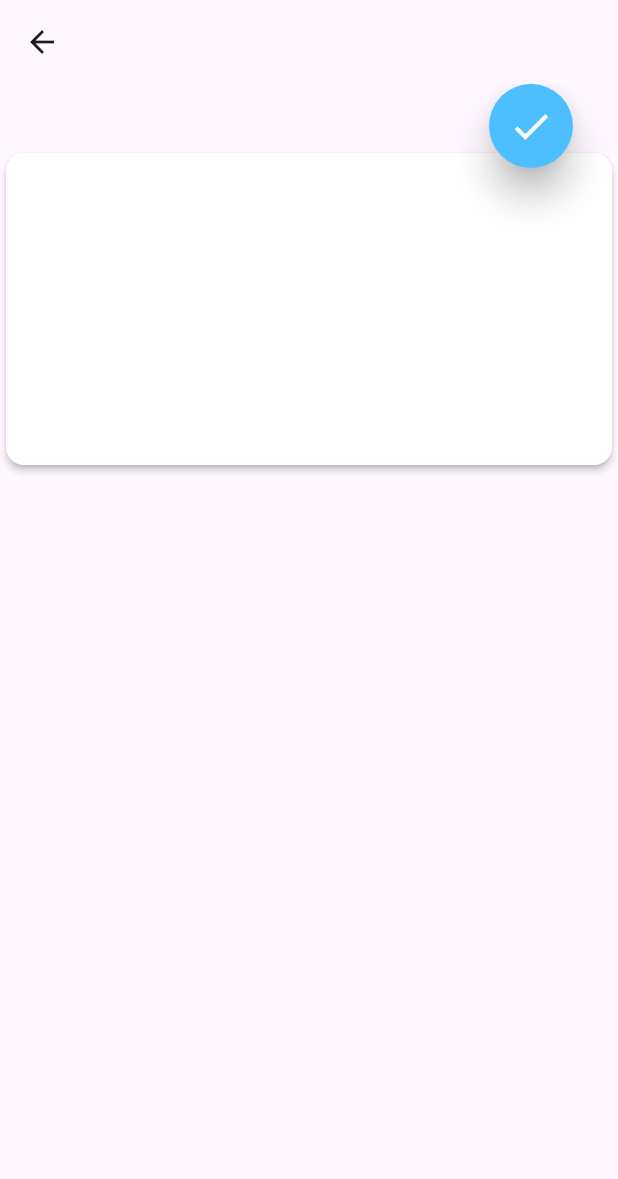
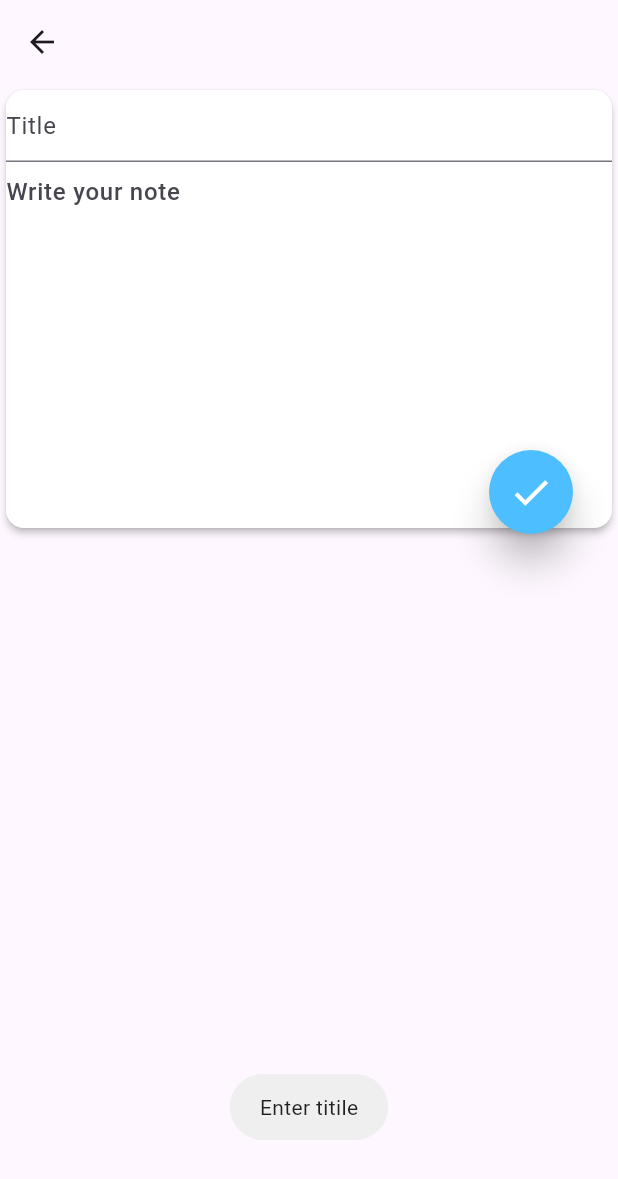
Before and after one commit to Sanjid121/flutter_firebace_note_app, a Flutter app: the AddNote screen opened directly, after a tap on the "check" icon, on a phone screen of 412 x 824 dp. Shown: the top 1179 px of the screen. Run offline on Flutter 3.47's test engine with Material 3 defaults, Android fonts, the phone set to English and light mode, and no system bars; our stand-ins replace cloud_firestore, firebase_auth, firebase_core, fluttertoast, get, google_sign_in and 3 more; accounts and stored records are empty; Roboto replaces fonts that are missing (Urbanist).

Commit message:
problame_

```diff
--- a/lib/DatabaseService/authService.dart
+++ b/lib/DatabaseService/authService.dart
@@ -27,6 +27,6 @@ class AuthService {
 
   Future AuthDataSave(Map<String, dynamic> data, BuildContext ctx) async {
     await db.collection('users').doc().set(data);
-    Navigator.push(ctx, MaterialPageRoute(builder: (_) => NoteHomePage()));
+    Navigator.push(ctx, MaterialPageRoute(builder: (_) => HomePage()));
   }
 }
--- a/lib/controller/contrllerInit.dart
+++ b/lib/controller/contrllerInit.dart
@@ -1,9 +1,12 @@
 import 'package:flutter_firebace1/controller/authController.dart';
+import 'package:flutter_firebace1/controller/note_controlar.dart';
 
 import 'package:get/get.dart';
 
 class ControllerInit {
   static Init() {
     Get.put(Authcontroller());
+    Get.put(NoteControlar());
   }
+
 }
--- /dev/null
+++ b/lib/controller/note_controlar.dart
@@ -0,0 +1,52 @@
+import 'package:cloud_firestore/cloud_firestore.dart';
+import 'package:flutter/material.dart';
+import 'package:flutter_firebace1/DatabaseService/note_searvice.dart';
+import 'package:fluttertoast/fluttertoast.dart';
+import 'package:get/get.dart';
+import 'package:shared_preferences/shared_preferences.dart';
+
+class NoteControlar extends GetxController {
+  TextEditingController textEditingController = TextEditingController();
+  TextEditingController notectr = TextEditingController();
+
+  ScrollController scrollController = ScrollController();
+  final scrollPosition = 0.0.obs;
+  NoteSearvice noteSearvice = NoteSearvice();
+
+  final notedata = [].obs;
+  final isloding = false.obs;
+  noteget() async {
+    isloding.value = true;
+    SharedPreferences sp = await SharedPreferences.getInstance();
+    String usarid = await sp.getString('uid')!;
+    var d = await noteSearvice.noteGet(usarid);
+    notedata.value = d;
+    isloding.value = false;
+  }
+
+  Future Notedatasave(BuildContext ctx) async {
+    if (notectr.text.length > 1) {
+      SharedPreferences sp = await SharedPreferences.getInstance();
+      var data = {
+        'userid': sp.getString('uid'),
+        'title': notectr.text,
+        'note': textEditingController.text,
+        'time': FieldValue.serverTimestamp()
+      };
+      await noteSearvice.Notesave(data);
+      Fluttertoast.showToast(msg: 'Note saved');
+      Navigator.pop(ctx);
+    } else {
+      Fluttertoast.showToast(msg: 'Enter titile');
+    }
+  }
+
+  @override
+  void onInit() {
+    scrollController.addListener(() {
+      scrollPosition.value = scrollController.position.pixels;
+      print(scrollPosition.value);
+    });
+    super.onInit();
+  }
+}
--- a/lib/main.dart
+++ b/lib/main.dart
@@ -7,6 +7,7 @@ import 'package:flutter_firebace1/view/onboard/splash.dart';
 
 void main() async {
   WidgetsFlutterBinding.ensureInitialized();
+
   await Firebase.initializeApp();
 
   ControllerInit.Init();
--- a/lib/view/home/add note.dart
+++ b/lib/view/home/add note.dart
@@ -1,4 +1,6 @@
 import 'package:flutter/material.dart';
+import 'package:flutter_firebace1/controller/note_controlar.dart';
+import 'package:get/get.dart';
 
 class AddNote extends StatefulWidget {
   const AddNote({Key? key}) : super(key: key);
@@ -7,9 +9,12 @@ class AddNote extends StatefulWidget {
   _AddNoteState createState() => _AddNoteState();
 }
 
-TextEditingController ss = TextEditingController();
+final nctr = Get.find<NoteControlar>();
 
 class _AddNoteState extends State<AddNote> {
+  @override
+
+
   @override
   Widget build(BuildContext context) {
     return Scaffold(
@@ -21,33 +26,51 @@ class _AddNoteState extends State<AddNote> {
             icon: Icon(Icons.arrow_back)),
       ),
       body: Stack(
-      alignment: Alignment.topRight,
-       children: [ Container(
+        alignment: Alignment.bottomRight,
+        children: [
+          Container(
             height: 300,
             child: Center(
               child: Card(
                 elevation: 2,
                 color: Colors.white,
-              child: Container(
+                child: Column(
+                  children: [
+                    TextField(
+                      controller: nctr.notectr,
+                      decoration: InputDecoration(hintText: 'Title'),
+                    ),
+                    Container(
                       child: TextField(
-                  textAlignVertical: TextAlignVertical.bottom,
+                        textAlign: TextAlign.start,
+                        style: TextStyle(
+                            fontFamily: 'Urbanist',
+                            fontWeight: FontWeight.w500,
+                            fontSize: 16,
+                            color: Colors.black),
+                        textAlignVertical: TextAlignVertical.top,
                         maxLines: 8,
-                  decoration: InputDecoration(border: InputBorder.none),
-                  controller: ss,
+                        decoration: InputDecoration(
+                            hintText: 'Write your note',
+
+                            // label: Image.asset('assets/feather.png',height: 40,width: 40,color: Colors.blue,),
+                            border: InputBorder.none),
+                        controller: nctr.textEditingController,
+                      ),
+                    ),
+                  ],
                 ),
               ),
             ),
           ),
-        ),
-
           Padding(
-            padding: const EdgeInsets.only(right:  30),
+            padding: const EdgeInsets.only(right: 30),
             child: FloatingActionButton(
               backgroundColor: Color.fromARGB(255, 77, 190, 255),
               shape: RoundedRectangleBorder(
                   borderRadius: BorderRadius.circular(100)),
-                  onPressed: () {
-
+              onPressed: () async {
+                await nctr.Notedatasave(context);
               },
               elevation: 10,
               child: Icon(
@@ -57,10 +80,8 @@ class _AddNoteState extends State<AddNote> {
               ),
             ),
           ),
-
         ],
       ),
-
     );
   }
 }
```
Also changed, not shown: lib/DatabaseService/note_searvice.dart (added, +24 -0 lines), lib/controller/authController.dart (+7 -14 lines), lib/view/home/Note_home_page.dart (+36 -5 lines), assets/feather.png (added). Lines whose indentation alone changed are shown as unchanged.
